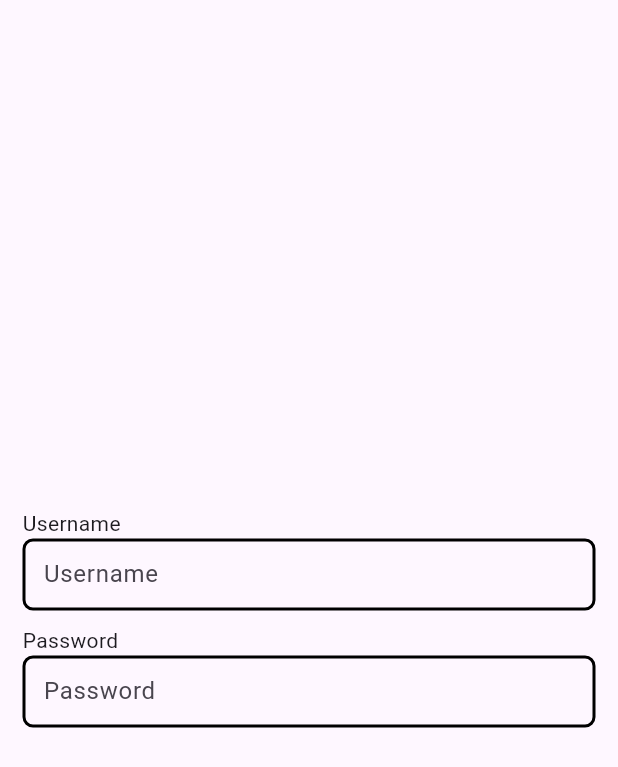
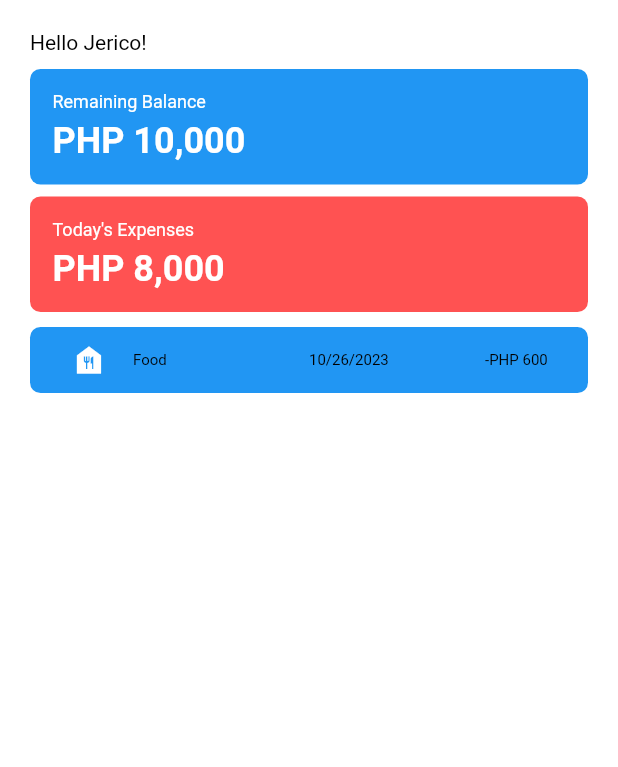
Before and after one commit to JRCRT/budget_tracker, a Flutter app: the screen it shows after launch, on a phone screen of 412 x 824 dp. Shown: the top 767 px of the screen. Run offline on Flutter 3.47's test engine with Material 2 defaults, Android fonts, the phone set to English and light mode, and no system bars.

Commit message:
Added: Dashboard Screen

```diff
--- /dev/null
+++ b/lib/common/button.dart
@@ -0,0 +1,22 @@
+import 'package:flutter/material.dart';
+
+class Button extends StatelessWidget {
+  const Button({super.key, required this.title});
+  final String title;
+  @override
+  Widget build(BuildContext context) {
+    return ElevatedButton(
+      style: ElevatedButton.styleFrom(
+          backgroundColor: Theme.of(context).colorScheme.primary,
+          shape: RoundedRectangleBorder(
+            borderRadius: BorderRadius.circular(7),
+          )),
+      onPressed: () => {},
+      child: Text(title,
+          style: Theme.of(context)
+              .textTheme
+              .displaySmall!
+              .copyWith(color: Colors.white)),
+    );
+  }
+}
--- a/lib/common/labeled_textfield.dart
+++ b/lib/common/labeled_textfield.dart
@@ -8,7 +8,10 @@ class LabeledTextField extends StatelessWidget {
     return Column(
       crossAxisAlignment: CrossAxisAlignment.start,
       children: [
-        Text(label),
+        Text(
+          label,
+          style: Theme.of(context).textTheme.headlineMedium,
+        ),
         TextFormField(
           decoration: InputDecoration(
               contentPadding: const EdgeInsets.all(10),
@@ -19,7 +22,7 @@ class LabeledTextField extends StatelessWidget {
               enabledBorder: OutlineInputBorder(
                   borderRadius: BorderRadius.circular(7.0),
                   borderSide:
-                      const BorderSide(color: Colors.black, width: 2.0))),
+                      const BorderSide(color: Colors.black54, width: 2.0))),
         )
       ],
     );
--- /dev/null
+++ b/lib/config/theme.dart
@@ -0,0 +1,57 @@
+import 'package:flutter/material.dart';
+
+ThemeData theme() {
+  return ThemeData(
+    primaryColor: Colors.blue,
+    /* colorScheme: ColorScheme.fromSeed(
+      seedColor: const Color.fromARGB(1, 79, 181, 255),
+    ), */
+    /* useMaterial3: true, */
+    // primaryColorDark: Color(0xFFFC0028),
+    // primaryColorLight: Color(0xFFFE9AAA),
+    scaffoldBackgroundColor: Colors.white,
+    fontFamily: 'Roboto',
+    textTheme: const TextTheme(
+      displayLarge: TextStyle(
+        color: Colors.black,
+        fontWeight: FontWeight.bold,
+        fontSize: 36,
+      ),
+      displayMedium: TextStyle(
+        color: Colors.black,
+        fontWeight: FontWeight.bold,
+        fontSize: 24,
+      ),
+      displaySmall: TextStyle(
+        color: Colors.black,
+        fontWeight: FontWeight.bold,
+        fontSize: 18,
+      ),
+      headlineMedium: TextStyle(
+        color: Colors.black,
+        fontWeight: FontWeight.bold,
+        fontSize: 16,
+      ),
+      headlineSmall: TextStyle(
+        color: Colors.black,
+        fontWeight: FontWeight.bold,
+        fontSize: 14,
+      ),
+      titleLarge: TextStyle(
+        color: Colors.black,
+        fontWeight: FontWeight.normal,
+        fontSize: 14,
+      ),
+      bodyLarge: TextStyle(
+        color: Colors.black,
+        fontWeight: FontWeight.normal,
+        fontSize: 12,
+      ),
+      bodyMedium: TextStyle(
+        color: Colors.black,
+        fontWeight: FontWeight.normal,
+        fontSize: 10,
+      ),
+    ),
+  );
+}
--- a/lib/main.dart
+++ b/lib/main.dart
@@ -1,5 +1,7 @@
+import 'package:budget_tracker/screen/dashboard_screen.dart';
 import 'package:flutter/material.dart';
 import 'package:budget_tracker/screen/login_screen.dart';
+import 'package:budget_tracker/config/theme.dart';
 
 void main() {
   runApp(const MyApp());
@@ -13,26 +15,8 @@ class MyApp extends StatelessWidget {
   Widget build(BuildContext context) {
     return MaterialApp(
       title: 'Flutter Demo',
-      theme: ThemeData(
-        // This is the theme of your application.
-        //
-        // TRY THIS: Try running your application with "flutter run". You'll see
-        // the application has a blue toolbar. Then, without quitting the app,
-        // try changing the seedColor in the colorScheme below to Colors.green
-        // and then invoke "hot reload" (save your changes or press the "hot
-        // reload" button in a Flutter-supported IDE, or press "r" if you used
-        // the command line to start the app).
-        //
-        // Notice that the counter didn't reset back to zero; the application
-        // state is not lost during the reload. To reset the state, use hot
-        // restart instead.
-        //
-        // This works for code too, not just values: Most code changes can be
-        // tested with just a hot reload.
-        colorScheme: ColorScheme.fromSeed(seedColor: Colors.deepPurple),
-        useMaterial3: true,
-      ),
-      home: const LoginScreen(),
+      theme: theme(),
+      home: const DashboardScreen(),
     );
   }
 }
--- /dev/null
+++ b/lib/screen/dashboard_screen.dart
@@ -0,0 +1,95 @@
+import 'package:flutter/material.dart';
+
+class DashboardScreen extends StatelessWidget {
+  const DashboardScreen({super.key});
+
+  @override
+  Widget build(BuildContext context) {
+    return Scaffold(
+      resizeToAvoidBottomInset: false,
+      body: SafeArea(
+        child: Container(
+          padding: const EdgeInsets.only(top: 20, left: 20, right: 20),
+          child: Column(
+            crossAxisAlignment: CrossAxisAlignment.start,
+            children: [
+              Text(
+                'Hello Jerico!',
+                style: Theme.of(context).textTheme.titleLarge,
+              ),
+              const SizedBox(
+                height: 10,
+              ),
+              Card(
+                  context: context,
+                  title: 'Remaining Balance',
+                  subTitle: 'PHP 10,000',
+                  color: Theme.of(context).primaryColor),
+              const SizedBox(
+                height: 8,
+              ),
+              Card(
+                  context: context,
+                  title: 'Today\'s Expenses',
+                  subTitle: 'PHP 8,000',
+                  color: Colors.redAccent),
+              const SizedBox(height: 10),
+              TransactionItem()
+            ],
+          ),
+        ),
+      ),
+    );
+  }
+
+  Widget TransactionItem() {
+    return Container(
+      padding: const EdgeInsets.all(10),
+      width: double.infinity,
+      decoration: const BoxDecoration(
+        borderRadius: BorderRadius.all(Radius.circular(7)),
+        color: Colors.blue,
+      ),
+      child: const Row(children: [
+        Expanded(flex: 1, child: Icon(Icons.food_bank, color: Colors.white)),
+        Expanded(flex: 2, child: Text('Food')),
+        Expanded(flex: 2, child: Text('10/26/2023')),
+        Expanded(flex: 1, child: Text('-PHP 600'))
+      ]),
+    );
+  }
+
+  Widget Card(
+      {required BuildContext context,
+      required String title,
+      required String subTitle,
+      Color color = Colors.white}) {
+    return Container(
+      padding: const EdgeInsets.all(15),
+      width: double.infinity,
+      decoration: BoxDecoration(
+          borderRadius: const BorderRadius.all(Radius.circular(7)),
+          color: color),
+      child: Column(
+        crossAxisAlignment: CrossAxisAlignment.start,
+        children: [
+          Text(
+            title,
+            style: Theme.of(context)
+                .textTheme
+                .bodyLarge!
+                .copyWith(color: Colors.white),
+          ),
+          const SizedBox(height: 5),
+          Text(
+            subTitle,
+            style: Theme.of(context)
+                .textTheme
+                .displayMedium!
+                .copyWith(color: Colors.white),
+          )
+        ],
+      ),
+    );
+  }
+}
--- a/lib/screen/login_screen.dart
+++ b/lib/screen/login_screen.dart
@@ -1,3 +1,4 @@
+import 'package:budget_tracker/common/button.dart';
 import 'package:flutter/material.dart';
 import 'package:budget_tracker/common/labeled_textfield.dart';
 
@@ -16,7 +17,16 @@ class LoginScreen extends StatelessWidget {
           children: [
             LabeledTextField(label: "Username"),
             SizedBox(height: 10),
-            LabeledTextField(label: "Password")
+            LabeledTextField(label: "Password"),
+            SizedBox(
+              height: 15,
+            ),
+            SizedBox(
+                width: double.infinity,
+                height: 45,
+                child: Button(
+                  title: "Login",
+                ))
           ],
         ),
       )),
```
